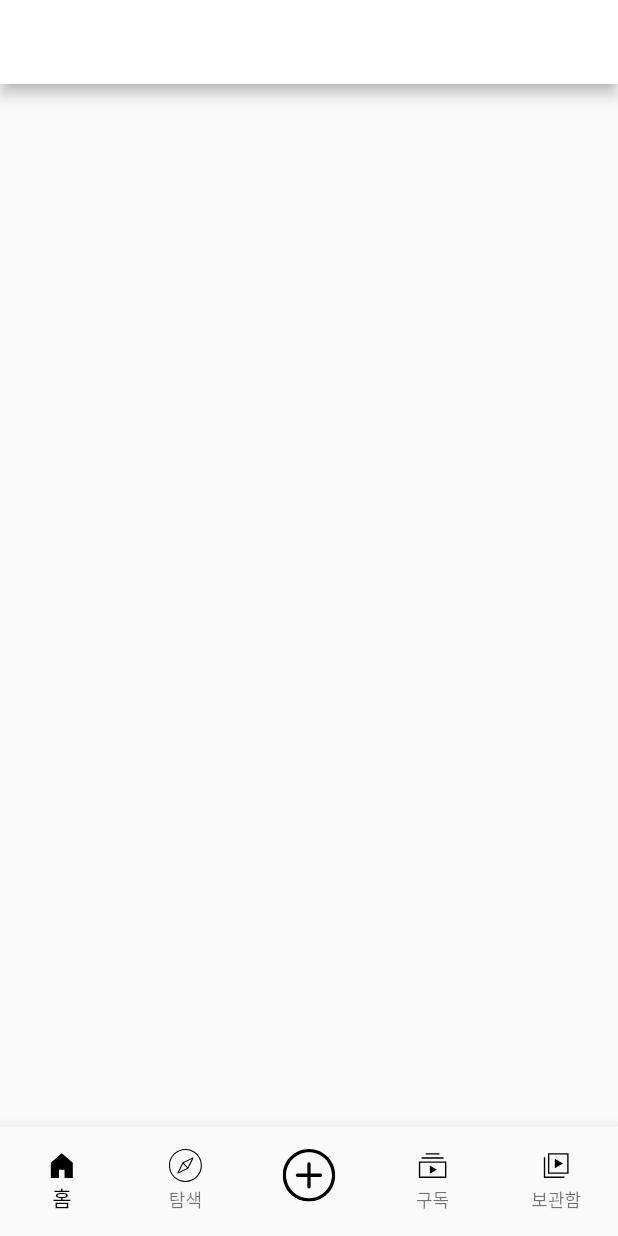
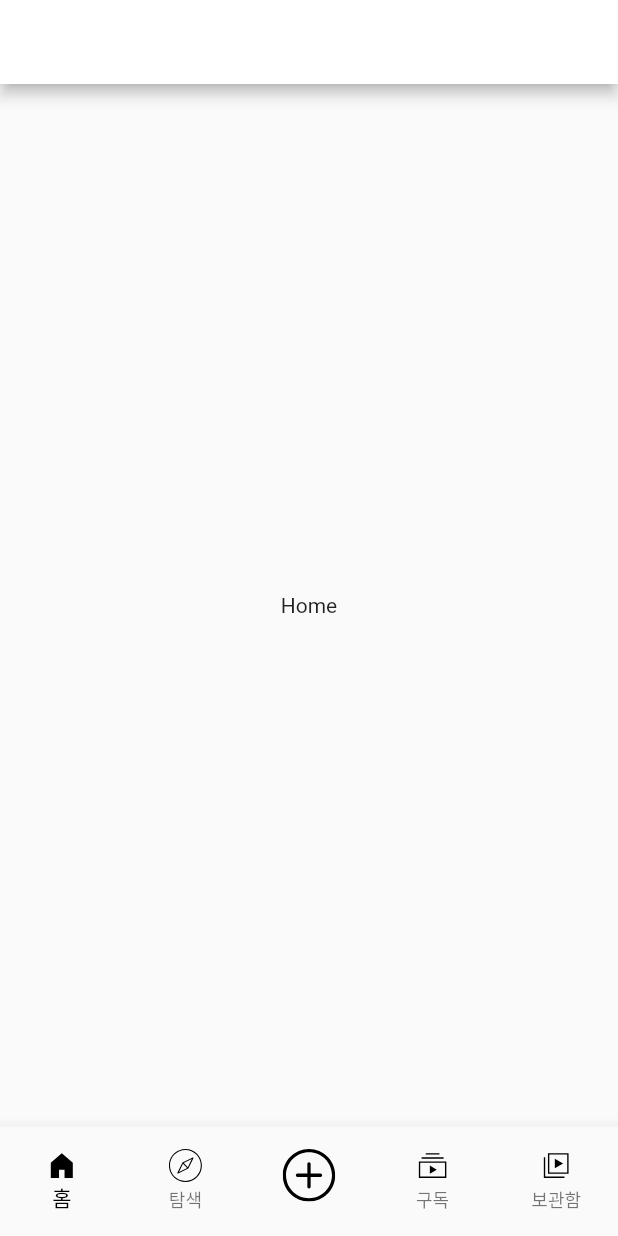
Before and after one commit to iamlangka/youtube_app, a Flutter app: the screen it shows after launch, on a phone screen of 412 x 824 dp. Run offline on Flutter 3.47's test engine with Material 2 defaults, Android fonts, the phone set to English and light mode, and no system bars; our stand-ins replace flutter_svg, get.

Commit message:
유튜브 앱 만들기4

```diff
--- a/lib/main.dart
+++ b/lib/main.dart
@@ -1,7 +1,7 @@
 import 'package:flutter/material.dart';
 import 'package:get/get.dart';
-import 'package:youtube_app/binding/init_binding.dart';
 import 'package:youtube_app/src/app.dart';
+import 'package:youtube_app/src/binding/init_binding.dart';
 
 void main() {
   runApp(MyApp());
--- a/lib/src/app.dart
+++ b/lib/src/app.dart
@@ -1,7 +1,11 @@
 import 'package:flutter/material.dart';
 import 'package:flutter_svg/flutter_svg.dart';
 import 'package:get/get.dart';
-import 'package:youtube_app/controller/app_controller.dart';
+import 'package:youtube_app/src/controller/app_controller.dart';
+import 'package:youtube_app/src/pages/explore.dart';
+import 'package:youtube_app/src/pages/home.dart';
+import 'package:youtube_app/src/pages/library.dart';
+import 'package:youtube_app/src/pages/subscribe.dart';
 
 class App extends GetView<AppController> {
   const App({Key? key}) : super(key: key);
@@ -10,6 +14,20 @@ class App extends GetView<AppController> {
   Widget build(BuildContext context) {
     return Scaffold(
       appBar: AppBar(),
+      body: Obx(() {
+        switch (RouteName.values[controller.currentIndex.value]) {
+          case RouteName.Home:
+            return Home();
+          case RouteName.Explore:
+            return Explore();
+          case RouteName.Subs:
+            return Subscribe();
+          case RouteName.Library:
+            return Library();
+          case RouteName.Add:
+        }
+        return Container();
+      }),
       bottomNavigationBar: Obx(
         () => BottomNavigationBar(
           type: BottomNavigationBarType.fixed,
--- a/lib/binding/init_binding.dart
+++ b/lib/src/binding/init_binding.dart
@@ -1,5 +1,5 @@
 import 'package:get/get.dart';
-import 'package:youtube_app/controller/app_controller.dart';
+import 'package:youtube_app/src/controller/app_controller.dart';
 
 class InitBinding implements Bindings {
   @override
--- /dev/null
+++ b/lib/src/pages/home.dart
@@ -0,0 +1,10 @@
+import 'package:flutter/material.dart';
+
+class Home extends StatelessWidget {
+  const Home({Key? key}) : super(key: key);
+
+  @override
+  Widget build(BuildContext context) {
+    return Center(child: Text('Home'));
+  }
+}
```
Also changed, not shown: lib/controller/app_controller.dart (deleted, +0 -10 lines), lib/src/components/youtube_bottom_sheet.dart (added, +94 -0 lines), lib/src/controller/app_controller.dart (added, +21 -0 lines), lib/src/pages/explore.dart (added, +10 -0 lines), lib/src/pages/library.dart (added, +10 -0 lines), lib/src/pages/subscribe.dart (added, +10 -0 lines).
